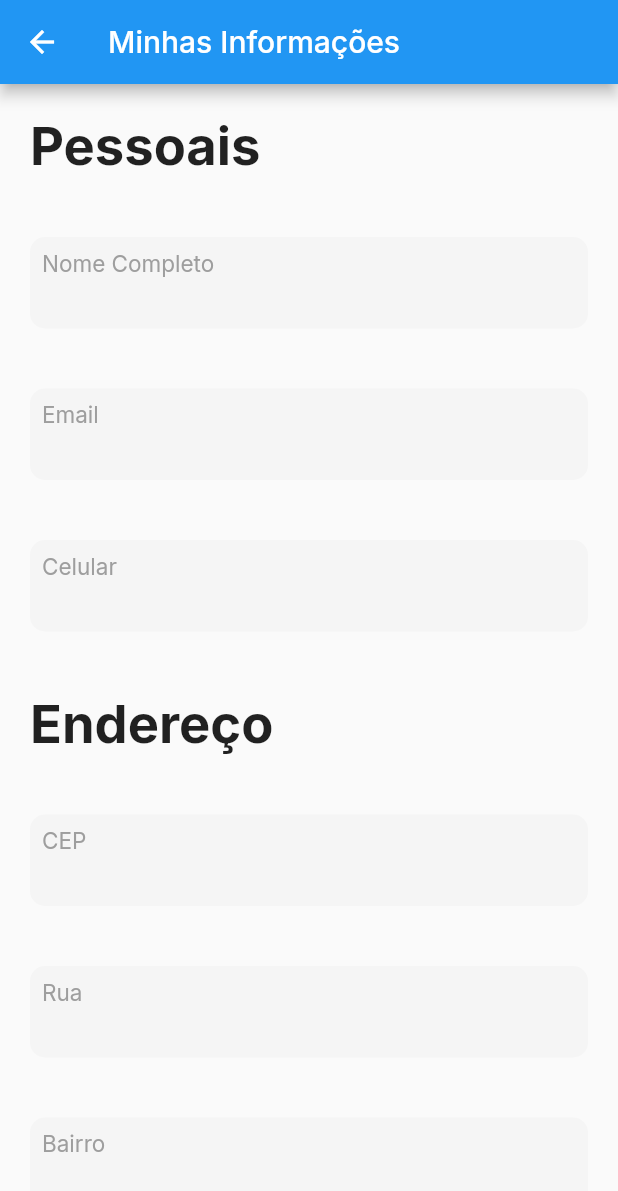
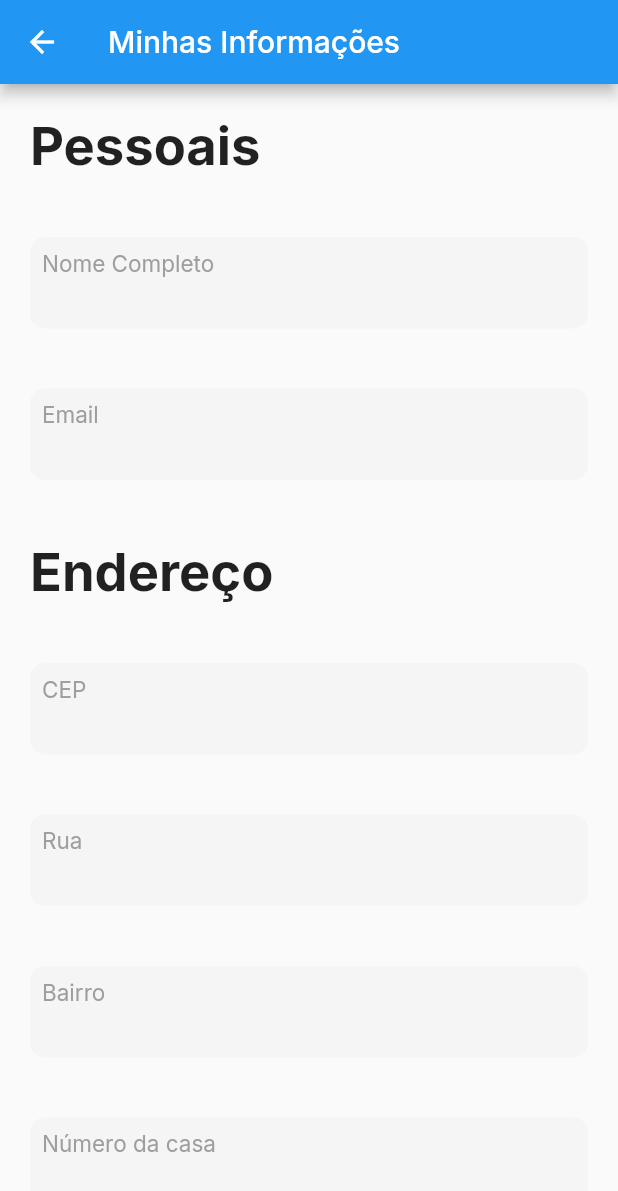
Before and after one commit to JezzDiego/E-Commerce-Flutter, a Flutter app: the MyInfo screen opened directly, on a phone screen of 412 x 824 dp. Shown: the top 1191 px of the screen. Run offline on Flutter 3.47's test engine with Material 2 defaults, Android fonts, the phone set to English and light mode, and no system bars; our stand-ins replace cloud_firestore, firebase_auth, firebase_core, google_fonts, google_sign_in, syncfusion_flutter_datagrid; missing offline and left inert: animated_card; accounts and stored records are empty.

```diff
--- a/lib/pages/my_info.dart
+++ b/lib/pages/my_info.dart
@@ -13,6 +13,7 @@ class MyInfo extends StatefulWidget {
 
 class _MyInfoState extends State<MyInfo> {
   final user = FirebaseAuth.instance.currentUser!;
+  final nameCodeContrller = TextEditingController();
   final zipCodeContrller = TextEditingController();
   final streetController = TextEditingController();
   final districtContrller = TextEditingController();
@@ -53,19 +54,16 @@ class _MyInfoState extends State<MyInfo> {
                         ),
                       ),
                       const SizedBox(height: 40),
-                      buildInfo(
-                          "Nome Completo",
-                          user.displayName != null
-                              ? "${user.displayName}"
-                              : "Não cadastrado"),
+                      editAddress
+                          ? buildTextFieldInfo(
+                              "Nome", TextInputType.text, nameCodeContrller)
+                          : buildInfo(
+                              "Nome Completo",
+                              user.displayName != null
+                                  ? "${user.displayName}"
+                                  : "Não cadastrado, recarregue a página para ver as mudanças"),
                       const SizedBox(height: 40),
                       buildInfo("Email", user.email!),
-                      const SizedBox(height: 40),
-                      buildInfo(
-                          "Celular",
-                          user.phoneNumber == null
-                              ? "Não cadastrado"
-                              : "${user.phoneNumber}"),
                       const SizedBox(height: 40),
                       Text(
                         "Endereço",
@@ -125,6 +123,8 @@ class _MyInfoState extends State<MyInfo> {
                                   )),
                                 ),
                                 onPressed: () {
+                                  user.updateDisplayName(
+                                      nameCodeContrller.text);
                                   createAdress(
                                       zipCodeContrller.text,
                                       streetController.text,
```
Also changed, not shown: lib/pages/sign_up.dart (+1 -14 lines).
